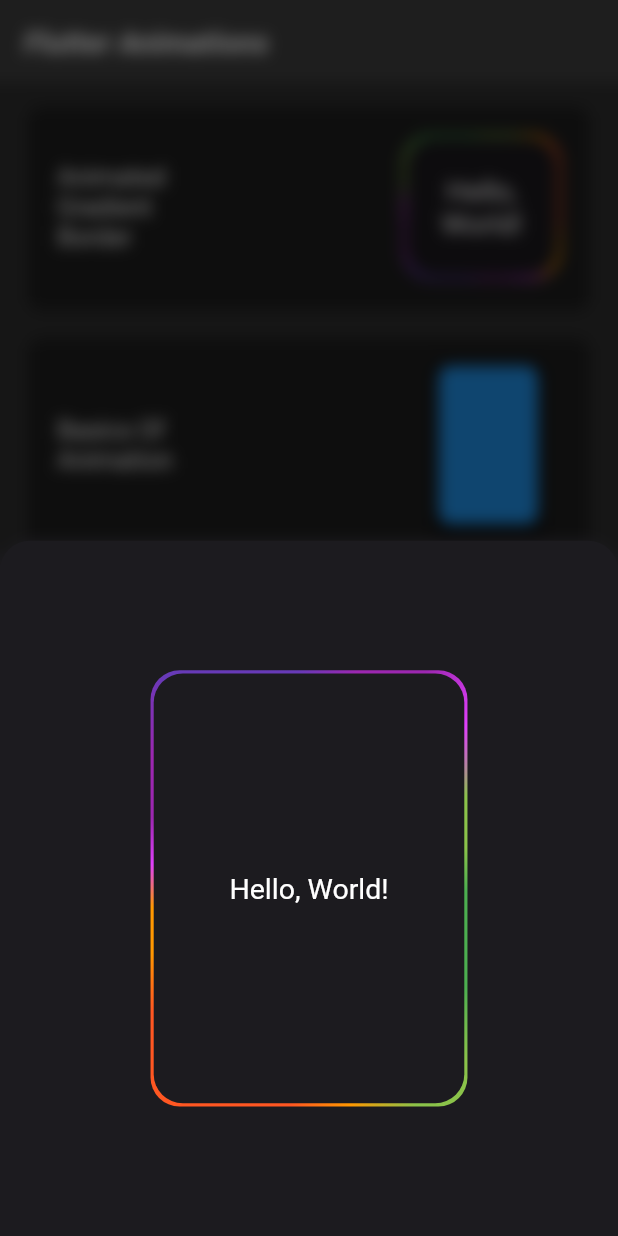
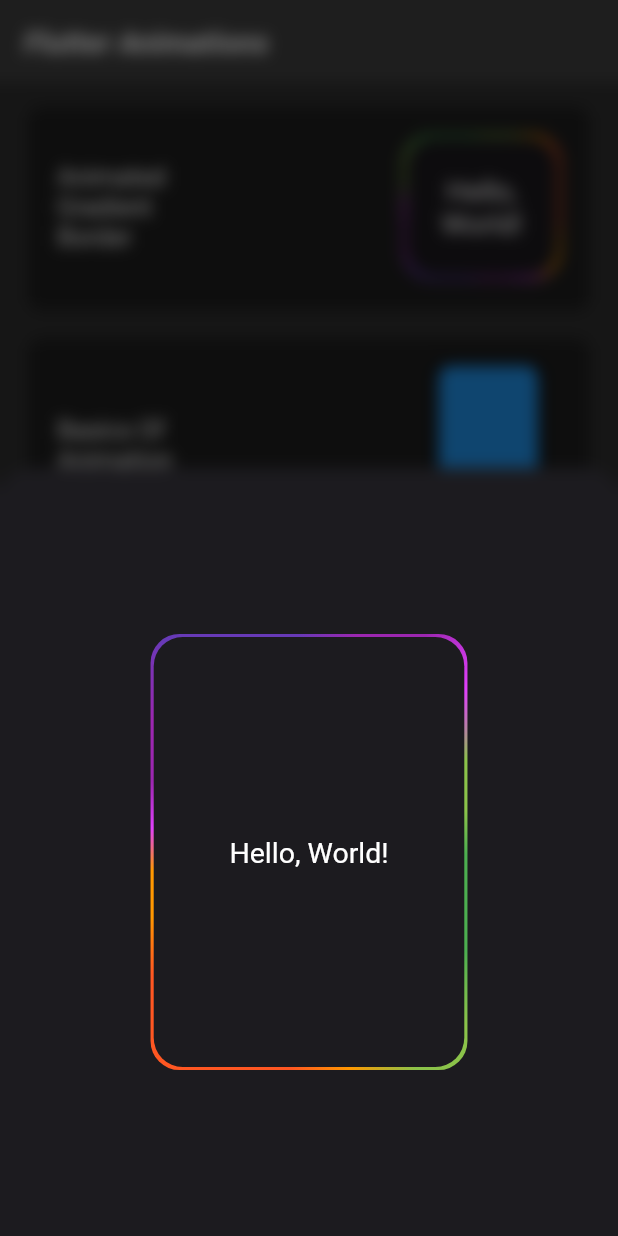
Before and after one commit to UmidMamasoliev/flutter_animations, a Flutter app: the screen it shows after launch, after a tap on an icon or button, on a phone screen of 412 x 824 dp. Run offline on Flutter 3.47's test engine with Material 2 defaults, Android fonts, the phone set to English and light mode, and no system bars; our stand-ins replace flutter_screenutil.

```diff
--- a/lib/home_page.dart
+++ b/lib/home_page.dart
@@ -3,6 +3,7 @@ import 'package:basics_of_animations/basics_of_animation/basics_of_animation.dar
 import 'package:basics_of_animations/chained_animations/chained_animation.dart';
 import 'package:basics_of_animations/hero_animations/main_page.dart';
 import 'package:basics_of_animations/hero_animations/peoples_data_class.dart';
+import 'package:basics_of_animations/implicit_animations/implicit_animation.dart';
 import 'package:basics_of_animations/widget/show_bottom_sheet_mixin.dart';
 import 'package:flutter/material.dart';
 import 'package:flutter_screenutil/flutter_screenutil.dart';
@@ -20,6 +21,8 @@ class HomePage extends StatefulWidget {
 }
 
 class _HomePageState extends State<HomePage> with BottomSheetMixin {
+  final Image image = Image.asset('assets/images/wallpaper.jpg', width: 100);
+
   @override
   Widget build(BuildContext context) {
     return Scaffold(
@@ -95,6 +98,21 @@ class _HomePageState extends State<HomePage> with BottomSheetMixin {
                 );
               },
             ),
+            Cards(
+              title: "Implicit\nAnimations",
+              demo: Hero(
+                tag: 'assets/images/wallpaper.jpg',
+                child: image,
+              ),
+              onTap: () {
+                Navigator.push(
+                  context,
+                  MaterialPageRoute(
+                    builder: (context) => ImplicitAnimation(image: image),
+                  ),
+                );
+              },
+            ),
             const SizedBox(height: 50),
           ],
         ),
--- a/lib/widget/show_bottom_sheet_mixin.dart
+++ b/lib/widget/show_bottom_sheet_mixin.dart
@@ -6,6 +6,10 @@ mixin BottomSheetMixin {
   void showBottomSheetMixin(BuildContext context, Widget child) {
     showModalBottomSheet<void>(
       context: context,
+      isScrollControlled: true,
+      constraints: BoxConstraints(
+        minHeight: MediaQuery.of(context).size.height / 2 + 100,
+      ),
       backgroundColor: const Color(0xFF1C1B1F),
       shape: const RoundedRectangleBorder(
         borderRadius: BorderRadius.only(
@@ -14,7 +18,11 @@ mixin BottomSheetMixin {
         ),
       ),
       builder: (BuildContext context) {
-        return BackdropFilter(
+        return Wrap(
+          alignment: WrapAlignment.center,
+          runAlignment: WrapAlignment.center,
+          children: [
+            BackdropFilter(
               filter: ImageFilter.blur(sigmaX: 5, sigmaY: 5),
               child: Container(
                 alignment: Alignment.center,
@@ -33,6 +41,8 @@ mixin BottomSheetMixin {
                   ],
                 ),
               ),
+            ),
+          ],
         );
       },
     );
--- a/pubspec.yaml
+++ b/pubspec.yaml
@@ -49,8 +49,8 @@ flutter:
   # the material Icons class.
   uses-material-design: true
   # To add assets to your application, add an assets section, like this:
-  # assets:
-  #   - images/a_dot_burr.jpeg
+  assets:
+    - assets/images/
   #   - images/a_dot_ham.jpeg
   # An image asset can refer to one or more resolution-specific "variants", see
   # https://flutter.dev/assets-and-images/#resolution-aware
```
Also changed, not shown: lib/chained_animations/chained_animation.dart (+8 -7 lines), lib/implicit_animations/implicit_animation.dart (added, +59 -0 lines), assets/images/wallpaper.jpg (added). Lines whose indentation alone changed are shown as unchanged.
